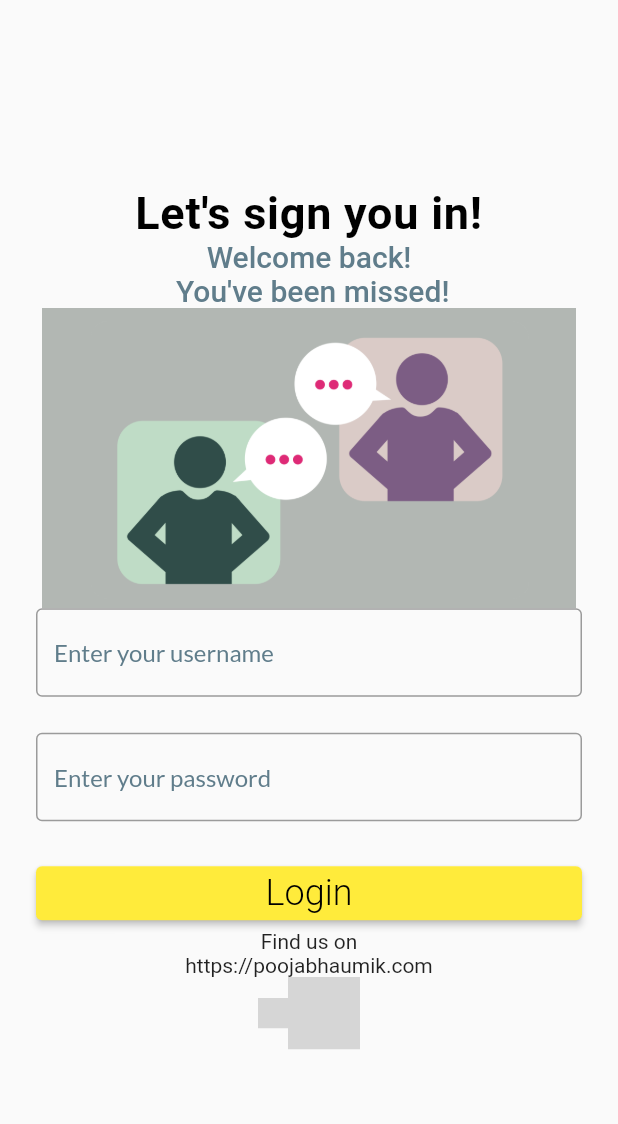
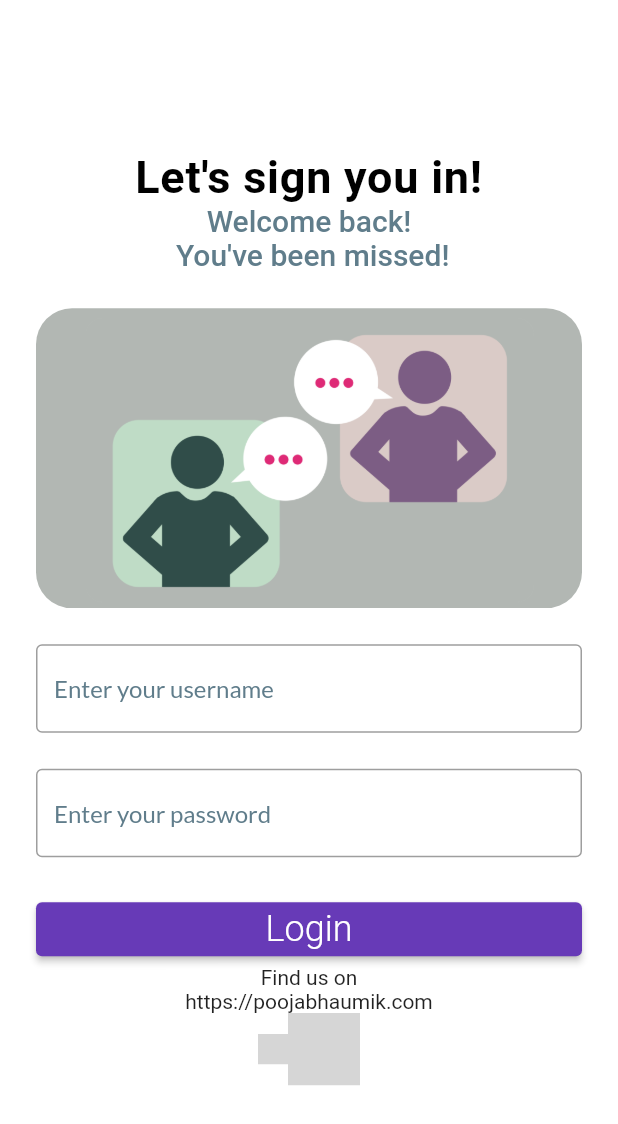
Before and after one commit to helensabay/chat_app, a Flutter app: the screen it shows after launch, on a phone screen of 412 x 824 dp. Shown: the top 1124 px of the screen. Run offline on Flutter 3.47's test engine with Material 2 defaults, Android fonts, the phone set to English and light mode, and no system bars; our stand-ins replace google_fonts; missing offline and left inert: social_media_buttons; grey boxes are pictures that could not be loaded.

Commit message:
Creating rounded UI elements

```diff
--- a/lib/chat_page.dart
+++ b/lib/chat_page.dart
@@ -50,6 +50,7 @@ class _ChatPageState extends State<ChatPage> {
   Widget build(BuildContext context) {
     final username = ModalRoute.of(context)!.settings.arguments as String;
     return Scaffold(
+      backgroundColor: Colors.white,
       appBar: AppBar(
         backgroundColor: Colors.transparent,
         elevation: 0,
--- a/lib/login_page.dart
+++ b/lib/login_page.dart
@@ -34,6 +34,7 @@ class LoginPage extends StatelessWidget {
   @override
   Widget build(BuildContext context) {
     return Scaffold(
+      backgroundColor: Colors.white,
       body: Center(
         child: Padding(
           padding: const EdgeInsets.all(24.0),
@@ -58,10 +59,17 @@ class LoginPage extends StatelessWidget {
                     fontSize: 20,
                     color: Colors.blueGrey),
               ),
-              Image.asset(
-                'assets/illustration.png',
+              verticalSpacing(24),
+              Container(
                 height: 200,
+                width: MediaQuery.of(context).size.width,
+                decoration: BoxDecoration(
+                    image: DecorationImage(
+                        fit: BoxFit.fitWidth,
+                        image: AssetImage('assets/illustration.png')),
+                    borderRadius: BorderRadius.circular(24)),
               ),
+              verticalSpacing(24),
               Form(
                 key: _formkey,
                 child: Column(
--- a/lib/main.dart
+++ b/lib/main.dart
@@ -1,6 +1,7 @@
+import 'package:chat_app/chat_page.dart';
+import 'package:chat_app/counter_stateful_demo.dart';
+import 'package:chat_app/login_page.dart';
 import 'package:flutter/material.dart';
-import 'package:chat_app/login_page.dart';
-import 'package:chat_app/chat_page.dart';
 
 void main() {
   runApp(ChatApp());
@@ -10,13 +11,16 @@ class ChatApp extends StatelessWidget {
   @override
   Widget build(BuildContext context) {
     return MaterialApp(
-      title: "Chat App",
-      theme: ThemeData(primarySwatch: Colors.yellow),
-      // 👇 Make sure LoginPage() is the starting screen
+      title: "Flutter Chat App!!!",
+      // theme: ThemeData(primarySwatch: Colors.yellow),
+      // home: CounterStateful(buttonColor:Colors.blue),
+      theme: ThemeData(
+          canvasColor: Colors.transparent,
+          primarySwatch: Colors.deepPurple,
+          appBarTheme: AppBarTheme(
+              backgroundColor: Colors.blue, foregroundColor: Colors.black)),
       home: LoginPage(),
-      routes: {
-        '/chat': (context) => ChatPage(),
-      },
+      routes: {'/chat': (context) => ChatPage()},
     );
   }
 }
```
Also changed, not shown: lib/chat_bubble.dart (+11 -5 lines), lib/widgets/picker_body.dart (+9 -2 lines).
